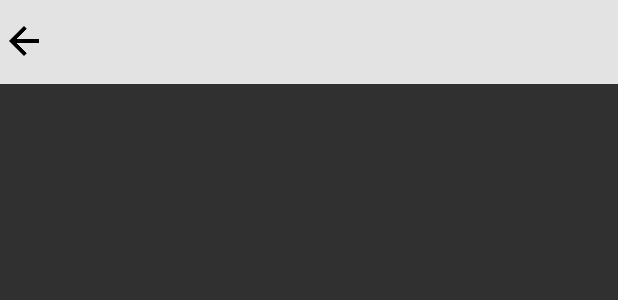
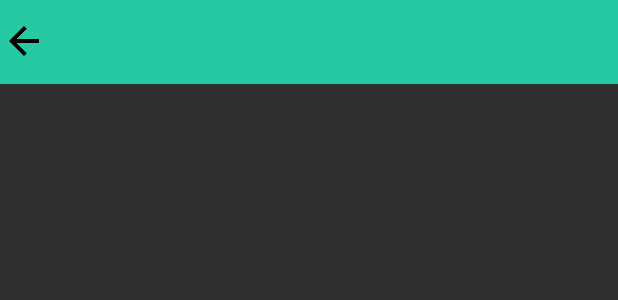
Before and after one commit to SeminCha/TTALAWA, an Android app: the layout toolbar_back.xml on its own in the app's theme, with its tools: preview values and no code run, on a phone screen of 412 x 824 dp. Shown: the top 300 px of the screen. Run offline under Robolectric (Android 15) with nearby library versions, the phone set to English and light mode, and no system bars.

Commit message:
컬러 추가 및 알람창 레이아웃 추가

```diff
--- a/app/src/main/res/layout/toolbar_back.xml
+++ b/app/src/main/res/layout/toolbar_back.xml
@@ -4,7 +4,7 @@
     android:layout_width="match_parent"
     android:layout_height="wrap_content"
     android:layout_marginLeft="-10dp"
-    android:background="@color/grey">
+    android:background="@color/green_lighter">
     <LinearLayout
         android:layout_width="match_parent"
         android:layout_height="wrap_content"
@@ -31,7 +31,7 @@
                 android:id="@+id/activityName"
                 android:layout_width="match_parent"
                 android:layout_height="wrap_content"
-                android:textColor="@color/black"
+                android:textColor="@color/white"
                 android:textSize="20dp" />
         </RelativeLayout>
     </LinearLayout>
--- a/app/src/main/res/layout/toolbar_main.xml
+++ b/app/src/main/res/layout/toolbar_main.xml
@@ -4,7 +4,7 @@
     android:layout_width="match_parent"
     android:layout_height="wrap_content"
     android:layout_marginLeft="-10dp"
-    android:background="@color/grey">
+    android:background="@color/green_lighter">
 
     <LinearLayout
         android:layout_width="match_parent"
--- a/app/src/main/res/values/colors.xml
+++ b/app/src/main/res/values/colors.xml
@@ -10,4 +10,9 @@
     <color name="black">#000000</color>
     <color name="white">#ffffff</color>
     <color name="whitegrey">#FFF2F2F2</color>
+    <color name="green_darker">#004f47</color>
+    <color name="green_dark">#006156</color>
+    <color name="green_light">#4da197</color>
+    <color name="green_lighter">#26c9a1</color>
+    <color name="green_blue">#56e3dc</color>
 </resources>
--- a/app/src/main/res/values/styles.xml
+++ b/app/src/main/res/values/styles.xml
@@ -2,9 +2,8 @@
 
     <!-- Base application theme. -->
     <style name="AppTheme" parent="Theme.AppCompat.NoActionBar">
-        <!-- Customize your theme here. -->
+        <item name="colorPrimary">@color/green_lighter</item>
+        <item name="colorPrimaryDark">@color/black</item>
+        <item name="colorAccent">@color/green_dark</item>
     </style>
-
-
-
 </resources>
```
Also changed, not shown: app/src/main/res/layout/activity_main.xml (+44 -23 lines).
